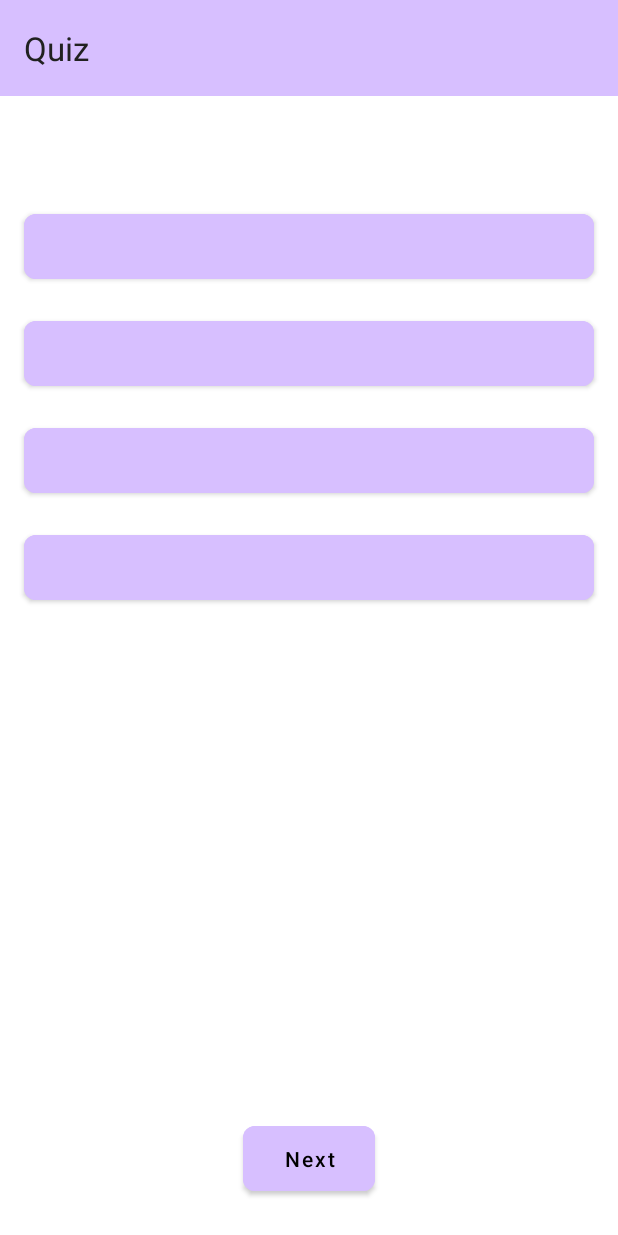
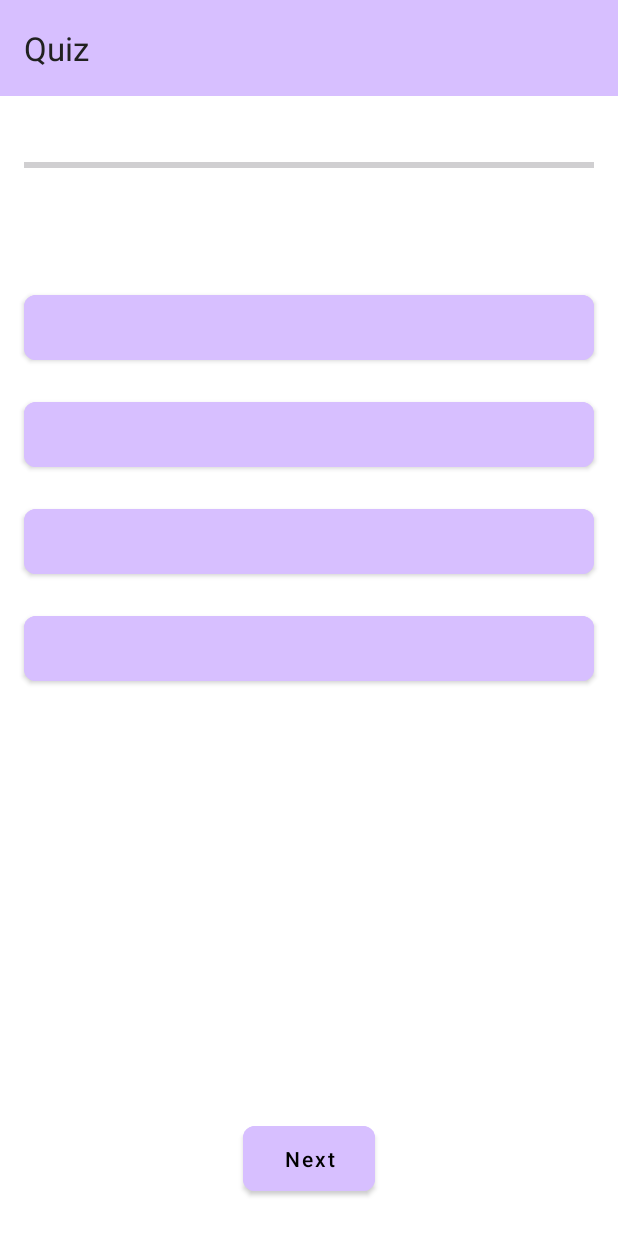
Before and after one commit to TanishMoral11/Prepyy, an Android app built with Jetpack Compose: the QuizActivity screen opened directly, with no data from a screen before it, on a phone screen of 412 x 824 dp. Run offline under Robolectric (Android 15) with nearby library versions, the phone set to English and light mode, and no system bars; 1 statement that could not run was skipped.

Commit message:
Current Question Status

```diff
--- a/app/src/main/AndroidManifest.xml
+++ b/app/src/main/AndroidManifest.xml
@@ -3,8 +3,11 @@
     xmlns:tools="http://schemas.android.com/tools">
 
     <!-- Permissions -->
+
+
     <uses-permission android:name="android.permission.INTERNET"/>
     <uses-permission android:name="android.permission.READ_EXTERNAL_STORAGE" />
+    <uses-permission android:name="android.permission.CAMERA" />
 
     <application
         android:allowBackup="true"
--- a/app/src/main/java/com/example/prepyy/QuizActivity.kt
+++ b/app/src/main/java/com/example/prepyy/QuizActivity.kt
@@ -15,6 +15,7 @@ class QuizActivity : AppCompatActivity() { // Quiz activity class inheriting fro
     private lateinit var questionTextView: TextView // Declaration of UI elements
     private lateinit var optionButtons: List<Button>
     private lateinit var nextButton: Button
+
 
     private var quizData: JSONArray = JSONArray() // Variable to store quiz data
     private var currentQuestionIndex: Int = 0 // Variable to keep track of the current question index
--- a/app/src/main/res/layout/activity_quiz.xml
+++ b/app/src/main/res/layout/activity_quiz.xml
@@ -23,6 +23,26 @@
             app:titleTextColor="@color/text_primary" />
 
     </com.google.android.material.appbar.AppBarLayout>
+    <TextView
+        android:id="@+id/progressTextView"
+        android:layout_width="wrap_content"
+        android:layout_height="wrap_content"
+        android:layout_margin="16dp"
+        app:layout_constraintTop_toBottomOf="@id/appBarLayout"
+        app:layout_constraintStart_toStartOf="parent"
+        android:textSize="16sp"
+        android:textColor="@color/black"
+        tools:text="Question 1/5"/>
+
+    <ProgressBar
+        android:id="@+id/progressBar"
+        style="?android:attr/progressBarStyleHorizontal"
+        android:layout_width="0dp"
+        android:layout_height="wrap_content"
+        android:layout_marginHorizontal="16dp"
+        app:layout_constraintTop_toBottomOf="@id/progressTextView"
+        app:layout_constraintStart_toStartOf="parent"
+        app:layout_constraintEnd_toEndOf="parent"/>
 
     <TextView
         android:id="@+id/questionTextView"
@@ -30,7 +50,7 @@
         android:layout_width="0dp"
         android:layout_height="wrap_content"
         android:layout_margin="16dp"
-        app:layout_constraintTop_toBottomOf="@id/appBarLayout"
+        app:layout_constraintTop_toBottomOf="@id/progressBar"
         app:layout_constraintStart_toStartOf="parent"
         app:layout_constraintEnd_toEndOf="parent"
         tools:text="Question goes here?"
@@ -96,6 +116,7 @@
         android:backgroundTint="@color/primary_very_light"
         />
 
+
     <com.google.android.material.button.MaterialButton
         android:id="@+id/nextButton"
         style="@style/AppButton"
```
